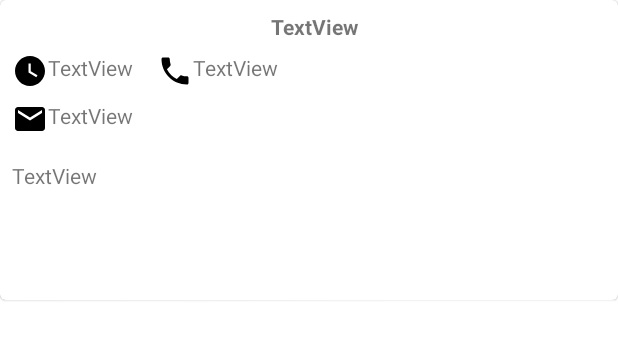
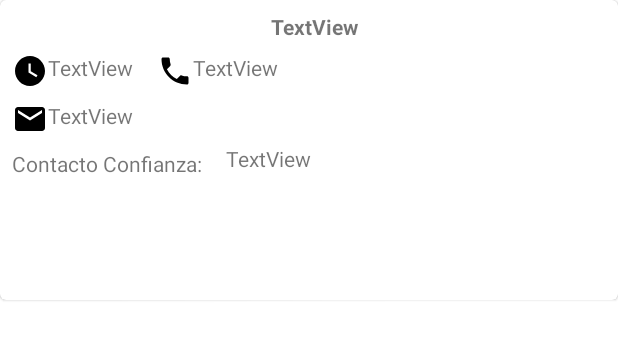
Before and after one commit to DaniCordova/ContactosAndroid, an Android app: the layout persona_card.xml on its own in the app's theme, with its tools: preview values and no code run, on a phone screen of 412 x 824 dp. Shown: the top 340 px of the screen. Run offline under Robolectric (Android 15) with nearby library versions, the phone set to English and light mode, and no system bars.

Commit message:
Se agrego el apartado de contacto de confianza

```diff
--- a/app/src/main/java/com/rockbass/contactos/MainActivity.java
+++ b/app/src/main/java/com/rockbass/contactos/MainActivity.java
@@ -55,6 +55,9 @@ public class MainActivity extends AppCompatActivity {
             return new RecyclerView.ViewHolder(view) {};
         }
 
+        //@override
+
+
         @Override
         public void onBindViewHolder(@NonNull RecyclerView.ViewHolder holder, int position) {
             View view = holder.itemView;
--- a/app/src/main/java/com/rockbass/contactos/RegistrarActivity.java
+++ b/app/src/main/java/com/rockbass/contactos/RegistrarActivity.java
@@ -39,8 +39,8 @@ public class RegistrarActivity extends AppCompatActivity {
 
         int c = Memory.PERSONAS.size();
 
-        for(int i = 0; i<c; i++){
-            listaPersonas.add(Memory.PERSONAS.get(i))
+        for(Persona persona : Memory.PERSONAS){
+            listaPersonas.add(persona.nombre);
         }
 
         spinner_Contacto.setAdapter(new ArrayAdapter<String>(getApplicationContext(), android.R.layout.simple_spinner_dropdown_item,listaPersonas));
--- a/app/src/main/res/layout/persona_card.xml
+++ b/app/src/main/res/layout/persona_card.xml
@@ -58,9 +58,19 @@
             android:id="@+id/textViewContacto"
             android:layout_width="83dp"
             android:layout_height="24dp"
+            android:layout_marginStart="16dp"
+            android:layout_marginBottom="80dp"
+            android:text="TextView"
+            app:layout_constraintBottom_toBottomOf="parent"
+            app:layout_constraintStart_toEndOf="@+id/textViewlblContConf" />
+
+        <TextView
+            android:id="@+id/textViewlblContConf"
+            android:layout_width="wrap_content"
+            android:layout_height="wrap_content"
             android:layout_marginStart="8dp"
-            android:layout_marginTop="16dp"
-            android:text="TextView"
+            android:layout_marginTop="8dp"
+            android:text="Contacto Confianza:"
             app:layout_constraintStart_toStartOf="parent"
             app:layout_constraintTop_toBottomOf="@+id/textViewEmail" />
     </androidx.constraintlayout.widget.ConstraintLayout>
```
